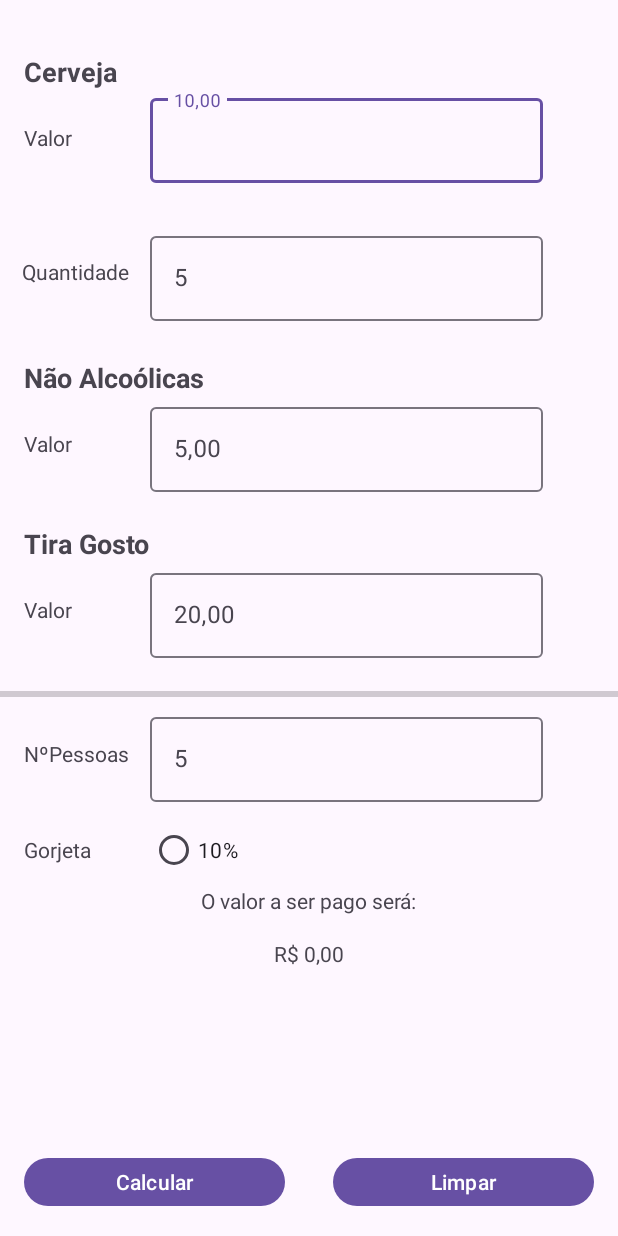
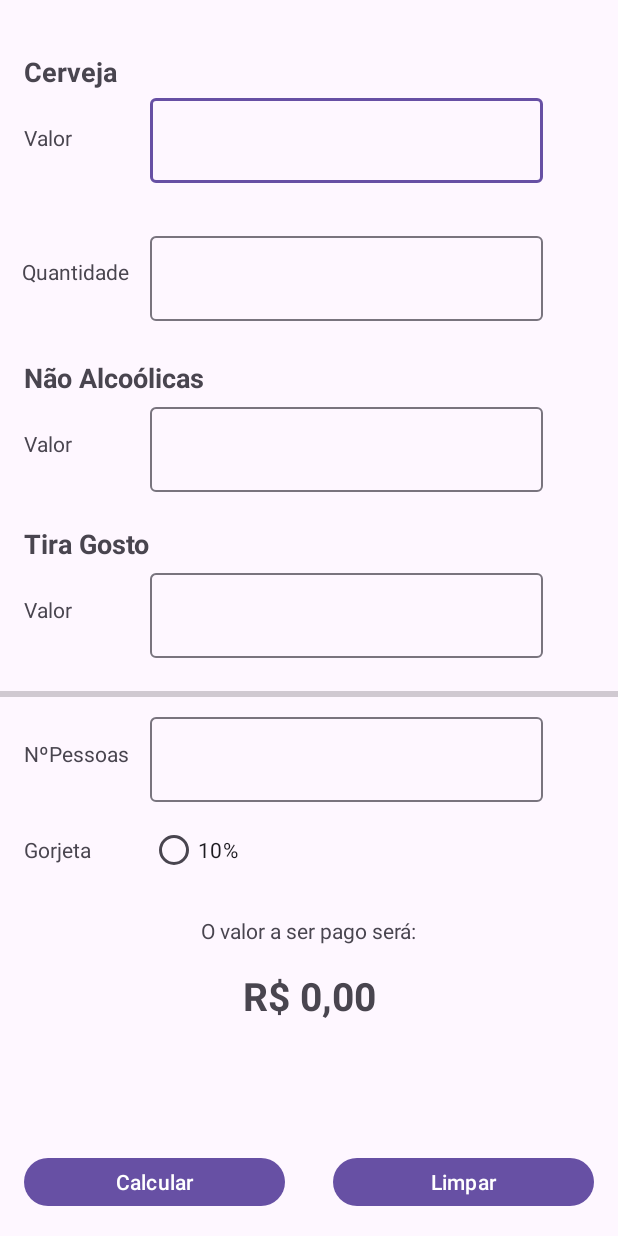
Before and after one commit to pernaf/Conta_Barzinho-, an Android app: the TelaContas screen opened directly, with no data from a screen before it, on a phone screen of 412 x 824 dp. Run offline under Robolectric (Android 15) with nearby library versions, the phone set to English and light mode, and no system bars.

```diff
--- a/app/src/main/res/layout/activity_tela_contas.xml
+++ b/app/src/main/res/layout/activity_tela_contas.xml
@@ -48,7 +48,7 @@
             android:id="@+id/edittx_valorcerva"
             android:layout_width="match_parent"
             android:layout_height="match_parent"
-            android:hint="10,00"
+            android:hint=""
             android:inputType="numberDecimal"
             android:maxLength="5"/>
     </com.google.android.material.textfield.TextInputLayout>
@@ -78,7 +78,7 @@
             android:layout_width="match_parent"
             android:layout_height="match_parent"
             android:inputType="number"
-            android:hint="5" />
+            android:hint="" />
     </com.google.android.material.textfield.TextInputLayout>
 
     <TextView
@@ -124,7 +124,7 @@
             android:layout_height="match_parent"
             android:inputType="numberDecimal"
             android:maxLength="5"
-            android:hint="5,00" />
+            android:hint="" />
     </com.google.android.material.textfield.TextInputLayout>
 
     <TextView
@@ -170,7 +170,7 @@
             android:layout_height="match_parent"
             android:inputType="numberDecimal"
             android:maxLength="5"
-            android:hint="20,00" />
+            android:hint="" />
     </com.google.android.material.textfield.TextInputLayout>
 
     <ProgressBar
@@ -211,7 +211,7 @@
             android:layout_width="match_parent"
             android:layout_height="match_parent"
             android:inputType="number"
-            android:hint="5" />
+            android:hint="" />
     </com.google.android.material.textfield.TextInputLayout>
 
     <RadioButton
@@ -269,6 +269,7 @@
         android:id="@+id/tv_textoresultado"
         android:layout_width="wrap_content"
         android:layout_height="wrap_content"
+        android:layout_marginTop="20dp"
         android:text="O valor a ser pago será:"
         app:layout_constraintEnd_toEndOf="parent"
         app:layout_constraintStart_toStartOf="parent"
@@ -281,6 +282,8 @@
         android:layout_margin="16dp"
         android:textAlignment="center"
         android:text="R$ 0,00"
+        android:textSize="26sp"
+        android:textStyle="bold"
         app:layout_constraintEnd_toEndOf="parent"
         app:layout_constraintStart_toStartOf="parent"
         app:layout_constraintTop_toBottomOf="@+id/tv_textoresultado" />
```
Also changed, not shown: app/src/main/java/com/example/conta_barzinho/TelaContas.kt (+29 -5 lines).
